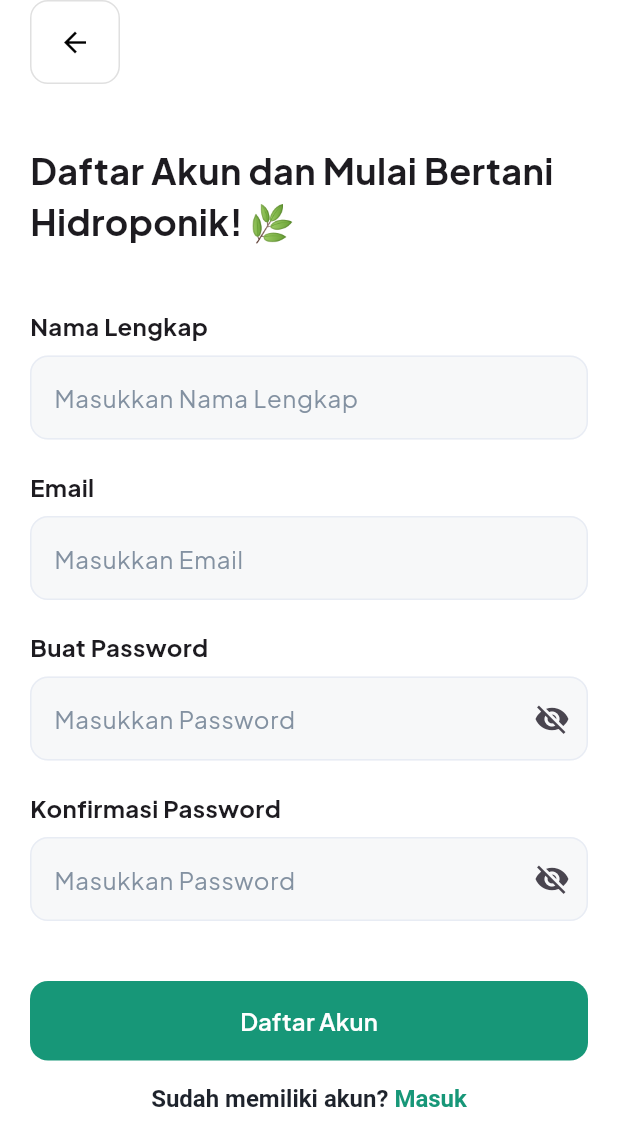
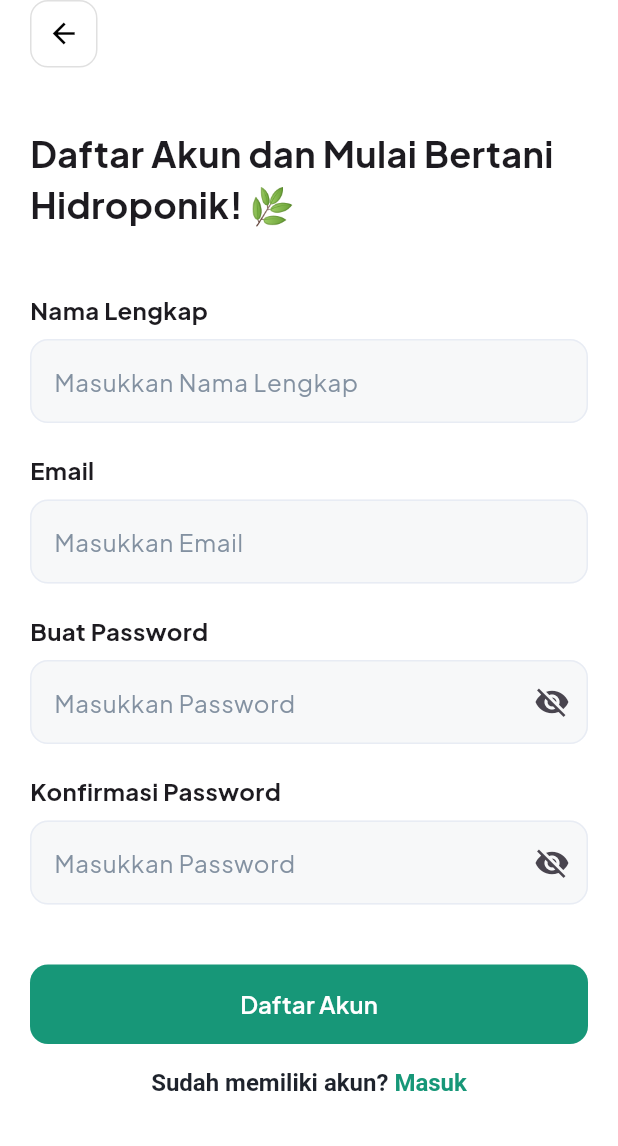
Before and after one commit to Awftzky/hyrdopome-ui, a Flutter app: the screen it shows after launch, on a phone screen of 412 x 824 dp. Shown: the top 1146 px of the screen. Run offline on Flutter 3.47's test engine with Material 3 defaults, Android fonts, the light colour scheme and no system bars.

Commit message:
fix: appbar button size

```diff
--- a/lib/App/feature/auth/view/register_view.dart
+++ b/lib/App/feature/auth/view/register_view.dart
@@ -12,10 +12,12 @@ class RegisterPage extends StatelessWidget {
   @override
   Widget build(BuildContext context) {
     return Scaffold(
-      appBar: AppBar(
+      appBar: PreferredSize(
+        preferredSize: Size.fromHeight(45),
+        child: AppBar(
           backgroundColor: Colors.white,
           elevation: 0,
-        leadingWidth: 80,
+          leadingWidth: 65,
           leading: Padding(
             padding: const EdgeInsets.only(left: 20),
             child: InkWell(
@@ -31,6 +33,7 @@ class RegisterPage extends StatelessWidget {
                 ),
                 child: Center(
                   child: Icon(Icons.arrow_back, size: 22, color: Colors.black),
+                ),
               ),
             ),
           ),
```
Also changed, not shown: lib/App/feature/auth/view/login_view.dart (+5 -2 lines). Lines whose indentation alone changed are shown as unchanged.
